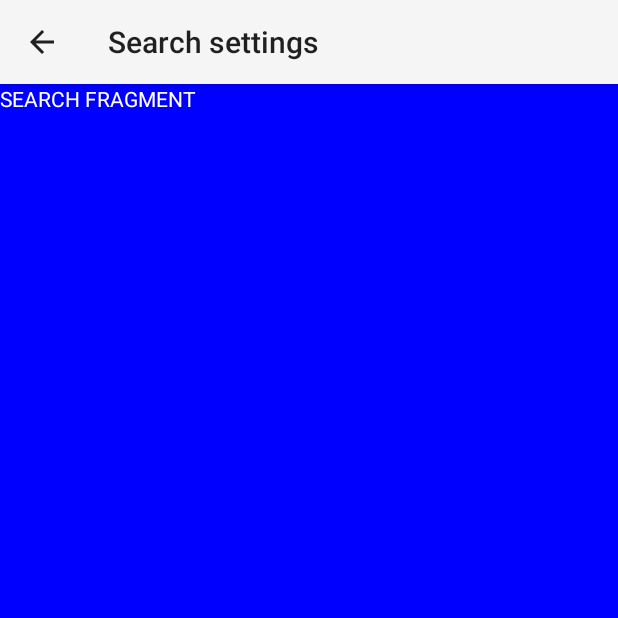
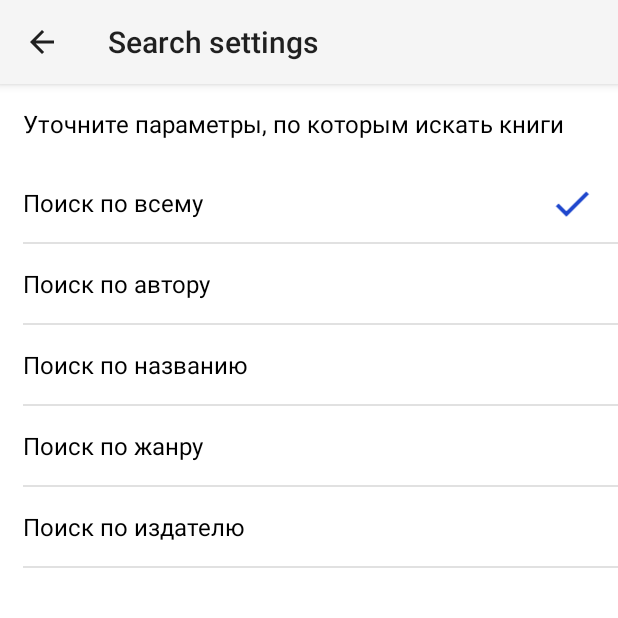
Before and after one commit to DavoIT/BookSearch, an Android app: the screen it shows after launch (MainActivity), after a tap on "Filter", on a phone screen of 412 x 824 dp, the top half of it. Run offline under Robolectric (Android 15) with nearby library versions, the phone set to English and light mode, and no system bars; 1 other tap on this screen came first.

Commit message:
Settings page and boyscouting

```diff
--- a/app/src/main/AndroidManifest.xml
+++ b/app/src/main/AndroidManifest.xml
@@ -15,6 +15,7 @@
         android:usesCleartextTraffic="true">
         <activity
             android:name=".activity.MainActivity"
+            android:screenOrientation="portrait"
             android:theme="@style/Theme.AppCompat.Light"
             android:windowSoftInputMode="adjustNothing">
             <intent-filter>
--- a/app/src/main/java/com/dave/mainactivity/BookSearchApp.kt
+++ b/app/src/main/java/com/dave/mainactivity/BookSearchApp.kt
@@ -2,8 +2,4 @@ package com.dave.mainactivity
 
 import android.app.Application
 
-class BookSearchApp : Application() {
-    override fun onCreate() {
-        super.onCreate()
-    }
-}
+class BookSearchApp : Application()
--- a/app/src/main/java/com/dave/mainactivity/activity/MainActivity.kt
+++ b/app/src/main/java/com/dave/mainactivity/activity/MainActivity.kt
@@ -1,16 +1,22 @@
 package com.dave.mainactivity.activity
 
 import android.os.Bundle
+import android.view.Menu
 import android.view.MenuItem
 import androidx.appcompat.app.AppCompatActivity
 import androidx.fragment.app.FragmentManager
 import androidx.fragment.app.FragmentTransaction
 import com.dave.mainactivity.R
+import com.dave.mainactivity.`interface`.SearchTypeChangeListener
+import com.dave.mainactivity.enums.SearchType
 import com.dave.mainactivity.fragment.BooksListFragment
 import com.dave.mainactivity.fragment.SearchSettingsFragment
 
 
-class MainActivity : AppCompatActivity(), FragmentManager.OnBackStackChangedListener {
+class MainActivity : AppCompatActivity(), FragmentManager.OnBackStackChangedListener,
+    SearchTypeChangeListener {
+
+    private var selectedSearchType = SearchType.all
 
     override fun onCreate(savedInstanceState: Bundle?) {
         super.onCreate(savedInstanceState)
@@ -24,10 +30,17 @@ class MainActivity : AppCompatActivity(), FragmentManager.OnBackStackChangedList
             .addToBackStack("Books frag").commit()
     }
 
+    override fun onCreateOptionsMenu(menu: Menu?): Boolean {
+        super.onCreateOptionsMenu(menu)
+        return true
+    }
+
     override fun onOptionsItemSelected(item: MenuItem): Boolean {
         when (item.itemId) {
             R.id.app_bar_filter -> {
-                navigateToFragment(SearchSettingsFragment.newInstance(), SearchSettingsFragment.TAG)
+                val searchSettingsFragment = SearchSettingsFragment.newInstance(selectedSearchType)
+                searchSettingsFragment.setOnSearchTypeChangeListener(this)
+                navigateToFragment(searchSettingsFragment, SearchSettingsFragment.TAG)
                 return true
             }
         }
@@ -59,7 +72,7 @@ class MainActivity : AppCompatActivity(), FragmentManager.OnBackStackChangedList
 
     override fun onBackPressed() {
         val isOnFirstPage = supportFragmentManager.backStackEntryCount == 1
-        if(isOnFirstPage) {
+        if (isOnFirstPage) {
             moveTaskToBack(false)
         } else {
             super.onBackPressed()
@@ -73,4 +86,11 @@ class MainActivity : AppCompatActivity(), FragmentManager.OnBackStackChangedList
         supportActionBar?.title = supportFragmentManager.fragments[lastFragmentIndex].tag
     }
 
+    override fun searchTypeChanged(type: SearchType) {
+        supportFragmentManager.findFragmentByTag(BooksListFragment.TAG)?.let {
+            selectedSearchType = type
+            (it as BooksListFragment).searchTypeChanged(type)
+        }
+    }
+
 }
--- a/app/src/main/java/com/dave/mainactivity/adapter/BooksAdapter.kt
+++ b/app/src/main/java/com/dave/mainactivity/adapter/BooksAdapter.kt
@@ -1,5 +1,6 @@
 package com.dave.mainactivity.adapter
 
+import android.content.Context
 import android.view.LayoutInflater
 import android.view.View
 import android.view.ViewGroup
@@ -8,12 +9,12 @@ import com.dave.mainactivity.R
 import com.dave.mainactivity.model.Book
 import com.dave.mainactivity.ui.BookViewHolder
 
-internal class BooksAdapter : RecyclerView.Adapter<BookViewHolder>() {
+internal class BooksAdapter(private val context: Context) : RecyclerView.Adapter<BookViewHolder>() {
     private var list = listOf<Book>()
     override fun onCreateViewHolder(parent: ViewGroup, viewType: Int): BookViewHolder {
         val layoutInflater = LayoutInflater.from(parent.context)
         val view: View = layoutInflater.inflate(R.layout.book_item, parent, false)
-        return BookViewHolder(view)
+        return BookViewHolder(context, view)
     }
 
     override fun onBindViewHolder(holder: BookViewHolder, position: Int) {
--- /dev/null
+++ b/app/src/main/java/com/dave/mainactivity/adapter/SearchTypesAdapter.kt
@@ -0,0 +1,42 @@
+package com.dave.mainactivity.adapter
+
+import android.view.LayoutInflater
+import android.view.View
+import android.view.ViewGroup
+import androidx.recyclerview.widget.RecyclerView
+import com.dave.mainactivity.R
+import com.dave.mainactivity.`interface`.SearchTypeChangeListener
+import com.dave.mainactivity.enums.SearchType
+import com.dave.mainactivity.ui.SearchTypeViewHolder
+
+class SearchTypesAdapter : RecyclerView.Adapter<SearchTypeViewHolder>() {
+    private var selectedType: SearchType = SearchType.all
+    private var selectListener: SearchTypeChangeListener? = null
+    override fun onCreateViewHolder(parent: ViewGroup, viewType: Int): SearchTypeViewHolder {
+        val layoutInflater = LayoutInflater.from(parent.context)
+        val view: View = layoutInflater.inflate(R.layout.search_type_item, parent, false)
+        return SearchTypeViewHolder(view)
+    }
+
+    override fun onBindViewHolder(holder: SearchTypeViewHolder, position: Int) {
+        val searchType = SearchType.values()[position]
+        holder.setupWith(searchType, selectedType == searchType)
+        holder.itemView.setOnClickListener {
+            setSelectedType(searchType)
+            selectListener?.searchTypeChanged(searchType)
+        }
+    }
+
+    override fun getItemCount(): Int {
+        return SearchType.values().size
+    }
+
+    fun setSelectListener(listener: SearchTypeChangeListener) {
+        this.selectListener = listener
+    }
+
+    fun setSelectedType(searchType: SearchType) {
+        this.selectedType = searchType
+        notifyDataSetChanged()
+    }
+}
--- a/app/src/main/java/com/dave/mainactivity/enums/SearchType.kt
+++ b/app/src/main/java/com/dave/mainactivity/enums/SearchType.kt
@@ -1,9 +1,9 @@
 package com.dave.mainactivity.enums
 
-enum class SearchType(val serverQuery: String) {
-    all(""),
-    author("inauthor"),
-    bookName("intitle"),
-    genre("subject"),
-    publisher("inpublisher")
+enum class SearchType(val serverQuery: String, val title: String) {
+    all("", "Поиск по всему"),
+    author("inauthor", "Поиск по автору"),
+    bookName("intitle", "Поиск по названию"),
+    genre("subject", "Поиск по жанру"),
+    publisher("inpublisher", "Поиск по издателю")
 }
--- a/app/src/main/java/com/dave/mainactivity/fragment/BooksListFragment.kt
+++ b/app/src/main/java/com/dave/mainactivity/fragment/BooksListFragment.kt
@@ -1,26 +1,32 @@
 package com.dave.mainactivity.fragment
 
+import android.content.Context
 import android.os.Bundle
 import android.view.*
+import android.view.inputmethod.InputMethodManager
 import androidx.appcompat.widget.SearchView
 import androidx.fragment.app.Fragment
 import androidx.recyclerview.widget.RecyclerView
 import com.dave.mainactivity.R
 import com.dave.mainactivity.`interface`.BooksListFragmentInput
 import com.dave.mainactivity.`interface`.BooksListFragmentOutput
+import com.dave.mainactivity.`interface`.SearchTypeChangeListener
 import com.dave.mainactivity.adapter.BooksAdapter
+import com.dave.mainactivity.enums.SearchType
 import com.dave.mainactivity.model.Book
 import com.dave.mainactivity.network.DataManager
 import com.dave.mainactivity.presenter.BooksListPresenter
 import com.dave.mainactivity.ui.BooksLinearLayoutManager
 
 class BooksListFragment(private val presenter: BooksListFragmentOutput) : Fragment(),
-    BooksListFragmentInput {
+    BooksListFragmentInput, SearchTypeChangeListener {
     private lateinit var rootView: View
     private lateinit var loadingView: View
     private lateinit var noResultView: View
     private lateinit var recyclerView: RecyclerView
-    private val adapter = BooksAdapter()
+    private lateinit var searchView: SearchView
+    private lateinit var adapter: BooksAdapter
+    private var inputText = ""
 
     companion object {
         @JvmStatic
@@ -37,13 +43,17 @@ class BooksListFragment(private val presenter: BooksListFragmentOutput) : Fragme
     override fun onCreate(savedInstanceState: Bundle?) {
         super.onCreate(savedInstanceState)
         setHasOptionsMenu(true)
+
+        //used application context for glide not to add anything to backstack
+        adapter = BooksAdapter(requireActivity().applicationContext)
     }
 
     override fun onCreateOptionsMenu(menu: Menu, menuInflater: MenuInflater) {
         menuInflater.inflate(R.menu.toolbar_menu, menu)
         val searchItem: MenuItem? = menu.findItem(R.id.app_bar_search)
-        val searchView: SearchView = searchItem?.actionView as SearchView
+        searchView = searchItem?.actionView as SearchView
         searchView.setOnQueryTextListener(onTextChange)
+        searchView.setQuery(inputText, true)
     }
 
     override fun onCreateView(
@@ -54,27 +64,9 @@ class BooksListFragment(private val presenter: BooksListFragmentOutput) : Fragme
         recyclerView = rootView.findViewById(R.id.recyclerView)
         loadingView = rootView.findViewById(R.id.loadingView)
         noResultView = rootView.findViewById(R.id.noResults)
+        setupListView()
 
-        recyclerView.layoutManager =
-            BooksLinearLayoutManager(requireContext(), RecyclerView.VERTICAL, false)
-        recyclerView.adapter = adapter
         return rootView
-    }
-
-    private val onTextChange = object : SearchView.OnQueryTextListener {
-        override fun onQueryTextSubmit(query: String?): Boolean {
-            query?.let {
-                if (it.isNotEmpty()) {
-                    presenter.searchBooks(query)
-                }
-            }
-            return true
-        }
-
-        override fun onQueryTextChange(newText: String?): Boolean {
-            return false
-        }
-
     }
 
     override fun startLoading() {
@@ -92,4 +84,43 @@ class BooksListFragment(private val presenter: BooksListFragmentOutput) : Fragme
         recyclerView.visibility = if (models.isEmpty()) View.INVISIBLE else View.VISIBLE
         noResultView.visibility = if (models.isEmpty()) View.VISIBLE else View.INVISIBLE
     }
+
+    override fun searchTypeChanged(type: SearchType) {
+        val input = searchView.query.toString()
+        if (input.isNotEmpty()) {
+            presenter.searchBooks(input)
+        }
+    }
+
+    private fun setupListView() {
+        recyclerView.layoutManager =
+            BooksLinearLayoutManager(requireContext(), RecyclerView.VERTICAL, false)
+        recyclerView.adapter = adapter
+    }
+
+    private val onTextChange = object : SearchView.OnQueryTextListener {
+        override fun onQueryTextSubmit(query: String?): Boolean {
+            hideKeyboard()
+            query?.let {
+                if (it.isNotEmpty()) {
+                    presenter.searchBooks(query)
+                }
+            }
+            return true
+        }
+
+        override fun onQueryTextChange(newText: String?): Boolean {
+            if (newText != null) {
+                inputText = newText
+            }
+            return false
+        }
+
+    }
+
+    private fun hideKeyboard() {
+        val imm =
+            requireActivity().getSystemService(Context.INPUT_METHOD_SERVICE) as InputMethodManager
+        imm.hideSoftInputFromWindow(view?.windowToken, 0)
+    }
 }
--- a/app/src/main/java/com/dave/mainactivity/fragment/SearchSettingsFragment.kt
+++ b/app/src/main/java/com/dave/mainactivity/fragment/SearchSettingsFragment.kt
@@ -5,21 +5,27 @@ import android.os.Bundle
 import android.view.*
 import android.view.inputmethod.InputMethodManager
 import androidx.fragment.app.Fragment
+import androidx.recyclerview.widget.LinearLayoutManager
+import androidx.recyclerview.widget.RecyclerView
 import com.dave.mainactivity.R
+import com.dave.mainactivity.`interface`.SearchTypeChangeListener
+import com.dave.mainactivity.adapter.SearchTypesAdapter
 import com.dave.mainactivity.enums.SearchType
 
 
-class SearchSettingsFragment : Fragment() {
-    private var param1: String? = null
+class SearchSettingsFragment : Fragment(), SearchTypeChangeListener {
+    private var selectedType = SearchType.all
+    private var onSearchTypeChangeListener: SearchTypeChangeListener? = null
+    private val adapter = SearchTypesAdapter()
 
     companion object {
-        private const val ARG_PARAM1 = "search_type"
+        private const val SEARCH_TYPE_PARAMETER = "search_type"
 
         @JvmStatic
         fun newInstance(searchType: SearchType = SearchType.all) =
             SearchSettingsFragment().apply {
                 arguments = Bundle().apply {
-                    putString(ARG_PARAM1, searchType.toString())
+                    putSerializable(SEARCH_TYPE_PARAMETER, searchType)
                 }
             }
 
@@ -29,17 +35,20 @@ class SearchSettingsFragment : Fragment() {
     override fun onCreate(savedInstanceState: Bundle?) {
         super.onCreate(savedInstanceState)
         arguments?.let {
-            param1 = it.getString(ARG_PARAM1)
+            selectedType = it.getSerializable(SEARCH_TYPE_PARAMETER) as SearchType
         }
         setHasOptionsMenu(true)
+        adapter.setSelectListener(this)
+        adapter.setSelectedType(selectedType)
     }
 
     override fun onCreateView(
         inflater: LayoutInflater, container: ViewGroup?,
         savedInstanceState: Bundle?
     ): View? {
-        // Inflate the layout for this fragment
-        return inflater.inflate(R.layout.fragment_search_settings, container, false)
+        val view = inflater.inflate(R.layout.fragment_search_settings, container, false)
+        setupListView(view)
+        return view
     }
 
     override fun onStart() {
@@ -50,8 +59,24 @@ class SearchSettingsFragment : Fragment() {
     }
 
     override fun onCreateOptionsMenu(menu: Menu, inflater: MenuInflater) {
-        super.onCreateOptionsMenu(menu, inflater)
         menu.clear()
         inflater.inflate(R.menu.toolbar_menu_settings, menu)
     }
+
+    fun setOnSearchTypeChangeListener(listener: SearchTypeChangeListener) {
+        this.onSearchTypeChangeListener = listener
+    }
+
+    private fun setupListView(rootView: View) {
+        val recyclerView: RecyclerView = rootView.findViewById(R.id.recyclerView)
+        val layoutManager =
+            LinearLayoutManager(requireContext(), LinearLayoutManager.VERTICAL, false)
+        recyclerView.layoutManager = layoutManager
+        recyclerView.adapter = adapter
+    }
+
+    override fun searchTypeChanged(type: SearchType) {
+        onSearchTypeChangeListener?.searchTypeChanged(type)
+        activity?.supportFragmentManager?.popBackStack();
+    }
 }
--- a/app/src/main/java/com/dave/mainactivity/ui/BookViewHolder.kt
+++ b/app/src/main/java/com/dave/mainactivity/ui/BookViewHolder.kt
@@ -1,5 +1,6 @@
 package com.dave.mainactivity.ui
 
+import android.content.Context
 import android.view.View
 import android.widget.ImageView
 import android.widget.TextView
@@ -8,13 +9,14 @@ import com.bumptech.glide.Glide
 import com.dave.mainactivity.R
 import com.dave.mainactivity.model.Book
 
-class BookViewHolder(itemView: View) : RecyclerView.ViewHolder(itemView) {
+class BookViewHolder(private val context: Context, itemView: View) :
+    RecyclerView.ViewHolder(itemView) {
     private var booksCover: ImageView = itemView.findViewById(R.id.image)
     private var title: TextView = itemView.findViewById(R.id.title)
     private var author: TextView = itemView.findViewById(R.id.author)
 
     fun setupWithBook(book: Book) {
-        Glide.with(itemView.context)
+        Glide.with(context)
             .load(book.coverUrl)
             .into(booksCover)
         title.text = book.title
--- /dev/null
+++ b/app/src/main/java/com/dave/mainactivity/ui/SearchTypeViewHolder.kt
@@ -0,0 +1,18 @@
+package com.dave.mainactivity.ui
+
+import android.view.View
+import android.widget.ImageView
+import android.widget.TextView
+import androidx.recyclerview.widget.RecyclerView
+import com.dave.mainactivity.R
+import com.dave.mainactivity.enums.SearchType
+
+class SearchTypeViewHolder(itemView: View) : RecyclerView.ViewHolder(itemView) {
+    private var typeName: TextView = itemView.findViewById(R.id.title)
+    private var checkmark: ImageView = itemView.findViewById(R.id.checkmark)
+
+    fun setupWith(type: SearchType, isSelected: Boolean = false) {
+        typeName.text = type.title
+        checkmark.visibility = if (isSelected) View.VISIBLE else View.INVISIBLE
+    }
+}
--- /dev/null
+++ b/app/src/main/res/drawable/ic_baseline_check_24.xml
@@ -0,0 +1,10 @@
+<vector xmlns:android="http://schemas.android.com/apk/res/android"
+    android:width="24dp"
+    android:height="24dp"
+    android:viewportWidth="24"
+    android:viewportHeight="24"
+    android:tint="?attr/colorControlNormal">
+  <path
+      android:fillColor="@android:color/white"
+      android:pathData="M9,16.17L4.83,12l-1.42,1.41L9,19 21,7l-1.41,-1.41z"/>
+</vector>
--- a/app/src/main/res/layout/fragment_search_settings.xml
+++ b/app/src/main/res/layout/fragment_search_settings.xml
@@ -4,13 +4,26 @@
     android:id="@+id/rootView"
     android:layout_width="match_parent"
     android:layout_height="match_parent"
-    android:background="#0000FF"
+    android:background="@color/white"
     tools:context=".fragment.BooksListFragment">
 
-    <TextView
+    <LinearLayout
         android:layout_width="match_parent"
-        android:layout_height="match_parent"
-        android:text="SEARCH FRAGMENT"
-        android:textColor="@color/white"/>
+        android:layout_height="wrap_content"
+        android:orientation="vertical">
+
+        <TextView
+            android:layout_width="match_parent"
+            android:layout_height="wrap_content"
+            android:padding="15dp"
+            android:text="Уточните параметры, по которым искать книги"
+            android:textColor="@color/black"
+            android:textSize="16sp" />
+
+        <androidx.recyclerview.widget.RecyclerView
+            android:id="@+id/recyclerView"
+            android:layout_width="match_parent"
+            android:layout_height="wrap_content" />
+    </LinearLayout>
 
 </FrameLayout>
--- /dev/null
+++ b/app/src/main/res/layout/search_type_item.xml
@@ -0,0 +1,43 @@
+<?xml version="1.0" encoding="utf-8"?>
+<androidx.constraintlayout.widget.ConstraintLayout xmlns:android="http://schemas.android.com/apk/res/android"
+    xmlns:app="http://schemas.android.com/apk/res-auto"
+    android:layout_width="match_parent"
+    android:layout_height="wrap_content">
+
+    <TextView
+        android:id="@+id/title"
+        android:layout_width="0dp"
+        android:layout_height="wrap_content"
+        android:ellipsize="end"
+        android:lines="1"
+        android:padding="15dp"
+        android:text="Параметр"
+        android:textColor="@color/black"
+        android:textSize="16sp"
+        app:layout_constraintEnd_toStartOf="@id/checkmark"
+        app:layout_constraintStart_toStartOf="parent"
+        app:layout_constraintTop_toTopOf="parent" />
+
+    <ImageView
+        android:id="@+id/checkmark"
+        android:layout_width="0dp"
+        android:layout_height="0dp"
+        android:layout_marginEnd="10dp"
+        android:padding="5dp"
+        android:src="@drawable/ic_baseline_check_24"
+        android:visibility="invisible"
+        app:layout_constraintBottom_toBottomOf="parent"
+        app:layout_constraintDimensionRatio="1:1"
+        app:layout_constraintEnd_toEndOf="parent"
+        app:layout_constraintTop_toTopOf="parent"
+        app:layout_constraintWidth_percent="0.1"
+        app:tint="#1F47CD" />
+
+    <View
+        android:layout_width="match_parent"
+        android:layout_height="1dp"
+        android:layout_marginStart="15dp"
+        android:background="#22212121"
+        app:layout_constraintTop_toBottomOf="@id/title" />
+
+</androidx.constraintlayout.widget.ConstraintLayout>
```
